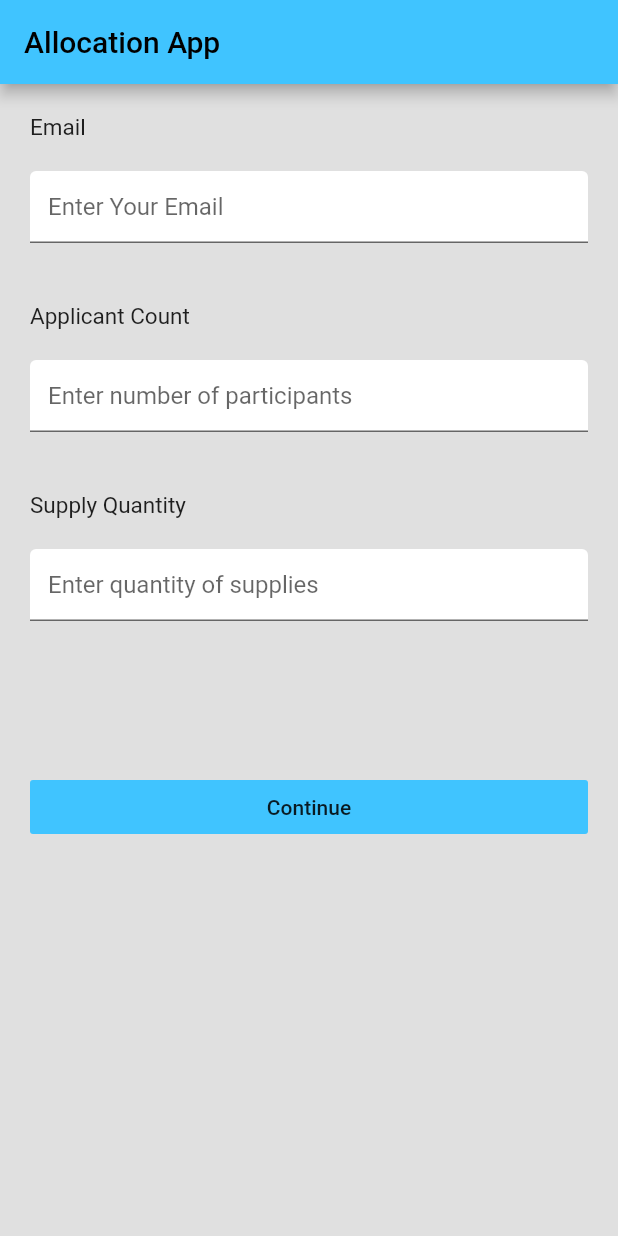
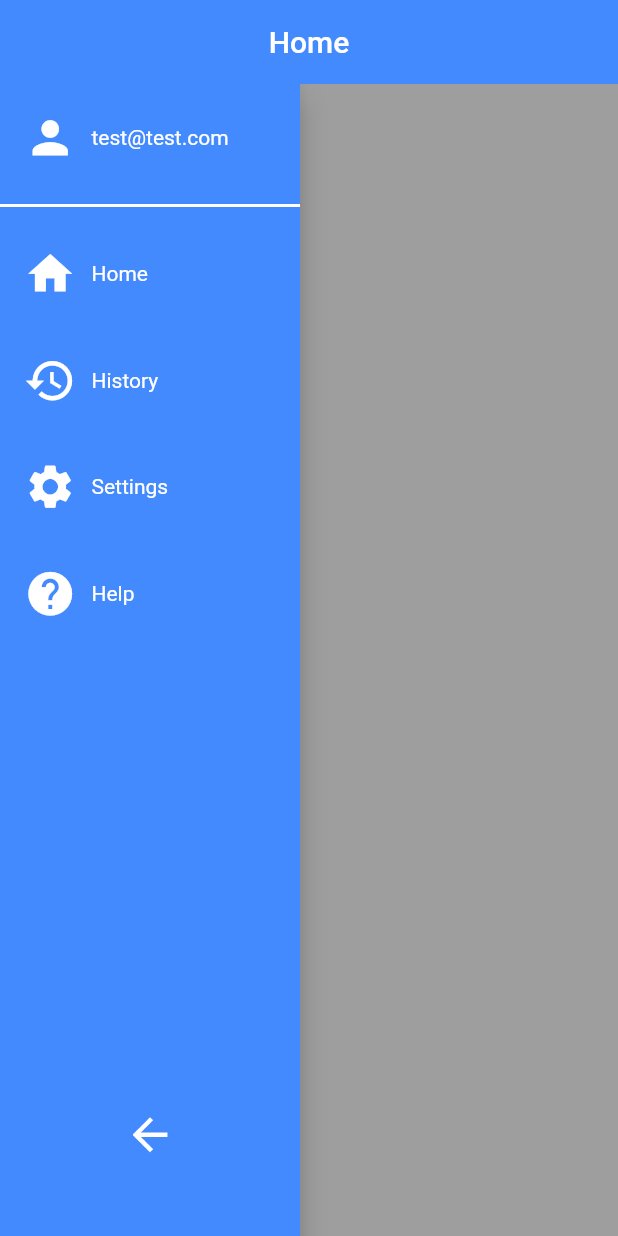
Before and after one commit to stewajos/team-justice-in-alloc, a Flutter app: the screen it shows after launch, on a phone screen of 412 x 824 dp. Run offline on Flutter 3.47's test engine with Material 2 defaults, Android fonts, the phone set to English and light mode, and no system bars.

Commit message:
Sidebar addition
Added the initial side bar for the application

- Buttons have onTapped attached to them with stylization and coloring. They are not hooked up yet.

- Appbar can be expanded when tapping the bottom button to see the text of each button.

- User will have their email at the top.

```diff
--- /dev/null
+++ b/lib/model/navigation_model.dart
@@ -0,0 +1,15 @@
+import 'package:flutter/material.dart';
+
+class NavigationModel {
+  String title;
+  IconData icon;
+
+  NavigationModel({this.title, this.icon});
+}
+
+List<NavigationModel> navItems = [
+  NavigationModel(title: "Home", icon: Icons.home),
+  NavigationModel(title: "History", icon: Icons.history),
+  NavigationModel(title: "Settings", icon: Icons.settings),
+  NavigationModel(title: "Help", icon: Icons.help)
+];
--- a/lib/pages/landing_page/landing_page.dart
+++ b/lib/pages/landing_page/landing_page.dart
@@ -1,109 +1,27 @@
+import 'package:allocation_app/pages/landing_page/widgets/navigation_drawer.dart';
 import 'package:flutter/material.dart';
 
 class LandingPage extends StatelessWidget{
   @override
   Widget build(BuildContext context) {
-    TextEditingController emailController = new TextEditingController();
-    TextEditingController participantController = new TextEditingController();
-    TextEditingController supplyQuantController = new TextEditingController();
+    // TextEditingController emailController = new TextEditingController();
+    // TextEditingController participantController = new TextEditingController();
+    // TextEditingController supplyQuantController = new TextEditingController();
 
     return Scaffold(
       backgroundColor: Colors.grey[300],
       appBar: AppBar(
-        backgroundColor: Colors.lightBlueAccent[200],
-        title: Text("Allocation App", style: TextStyle(color: Colors.black),),
+        elevation: 0.0,
+        backgroundColor: Colors.blueAccent,
+        centerTitle: true,
+        title: Text("Home", style: TextStyle(color: Colors.white)),
       ),
-      body: Center(
-        child: Column(
-          children: <Widget>[
-            Padding(
-              padding: EdgeInsets.only(top: 20),
-            ),
-            Row(
-              mainAxisAlignment: MainAxisAlignment.start,
-              children: [
-                Padding(padding: EdgeInsets.only(left: 20), child: Text("Email", style: TextStyle(fontSize: 15),),)
-              ],
-            ),
-            Container(
-              padding: EdgeInsets.all(20),
-              child:  TextFormField(
-                controller: emailController,
-                style: TextStyle(color: Colors.black),
-                 decoration: InputDecoration(
-                   fillColor: Colors.white,
-                   filled: true,
-                   hintText: "Enter Your Email",
-                 ),
-              )
-            ),
-            Padding(
-              padding: EdgeInsets.only(top: 20),
-            ),
-            Row(
-              mainAxisAlignment: MainAxisAlignment.start,
-              children: [
-                Padding(padding: EdgeInsets.only(left: 20), child: Text("Applicant Count", style: TextStyle(fontSize: 15),),)
-              ],
-            ),
-            Container(
-                padding: EdgeInsets.all(20),
-                child:  TextFormField(
-                  controller: participantController,
-                  style: TextStyle(color: Colors.black),
-                  decoration: InputDecoration(
-                    fillColor: Colors.white,
-                    filled: true,
-                    hintText: "Enter number of participants",
-                  ),
-                )
-            ),
-            Padding(
-              padding: EdgeInsets.only(top: 20),
-            ),
-            Row(
-              mainAxisAlignment: MainAxisAlignment.start,
-              children: [
-                Padding(padding: EdgeInsets.only(left: 20), child: Text("Supply Quantity", style: TextStyle(fontSize: 15),),)
-              ],
-            ),
-            Container(
-                padding: EdgeInsets.all(20),
-                child:  TextFormField(
-                  controller: supplyQuantController,
-                  style: TextStyle(color: Colors.black),
-                  decoration: InputDecoration(
-                    fillColor: Colors.white,
-                    filled: true,
-                    hintText: "Enter quantity of supplies",
-                  ),
-                )
-            ),
-            Padding(padding: EdgeInsets.only(top: 60)),
-            Container(
-              width: 1000,
-              padding: EdgeInsets.all(20),
-              child: FlatButton(
-                child: Text("Continue"),
-                color: Colors.lightBlueAccent[200],
-                onPressed: () {
-                    final userEmail = emailController.text;
-                    final participantNum = participantController.text;
-                    final supplyQuantity = supplyQuantController.text;
-
-                    //ToDo: Add testing for empty values
-                    ///Show dialog box when values are empty and do not continue
-
-                    print(userEmail);
-                    print(participantNum);
-                    print(supplyQuantity);
-                },
-              ),
-            ),
-          ],
-        ),
+      body: Stack(
+        children: [
+          Container(color: Colors.grey), ///This is where the list of history will go!
+          NavigationDrawer(),
+        ],
       ),
     );
-
-  }
 }
+}
--- /dev/null
+++ b/lib/pages/landing_page/widgets/navigation_drawer.dart
@@ -0,0 +1,83 @@
+import 'package:allocation_app/model/navigation_model.dart';
+import 'package:allocation_app/pages/landing_page/widgets/side_nav_tile.dart';
+import 'package:flutter/material.dart';
+
+class NavigationDrawer extends StatefulWidget {
+  @override
+  NavigationDrawerState createState() {
+    return new NavigationDrawerState();
+  }
+}
+class NavigationDrawerState extends State<NavigationDrawer> with SingleTickerProviderStateMixin{
+  double maxWidth = 200.0;
+  double minWidth = 70.0;
+  bool isCollapsed = false;
+  AnimationController _animationController;
+  Animation<double> widthAnimation;
+  int selectedIndex;
+
+  @override
+  void initState() {
+    super.initState();
+    _animationController = AnimationController(vsync: this, duration: Duration(milliseconds: 300));
+    widthAnimation = Tween<double>(begin: maxWidth, end: minWidth).animate(_animationController);
+  }
+
+  @override
+  Widget build(BuildContext context) {
+    return AnimatedBuilder(animation: _animationController, builder: (context, widget) => getWidget(context, widget),);
+  }
+
+  Widget getWidget(context, widget){
+    return Material(
+      elevation: 8.0,
+      child: Container(
+          width: widthAnimation.value,
+          color: Colors.blueAccent,
+          child: Column(
+            children: [
+              SizedBox(height: 10.0,),
+              SideNavTile(title: 'test@test.com', icon: Icons.person, aniController: _animationController,),
+              Divider(color:Colors.white, height: 40.0, thickness: 2.0,),
+              Expanded(
+                child: ListView.separated(
+                  separatorBuilder: (context, index) {
+                    return Divider(color: Colors.blueAccent, height: 20.0);
+                  },
+                  itemBuilder: (context, index) {
+                  return SideNavTile(
+                      onTap: () {
+                        setState(() {
+                          selectedIndex = index;
+                        });
+                      },
+                      isSelected: selectedIndex == index,
+                      title: navItems[index].title,
+                      icon: navItems[index].icon,
+                      aniController: _animationController,
+                  );
+                },
+                  itemCount: navItems.length,
+                ),
+              ),
+              InkWell(
+                onTap: (){
+                  setState((){
+                    isCollapsed = !isCollapsed;
+                    isCollapsed ? _animationController.forward()
+                        : _animationController.reverse();
+                  });
+                },
+                child: AnimatedIcon(
+                  icon: AnimatedIcons.arrow_menu,
+                  progress: _animationController,
+                  color: Colors.white,
+                  size: 35.0,
+                ),
+              ),
+              SizedBox(height: 50.0,),
+            ],
+          )),
+    );
+  }
+}
--- /dev/null
+++ b/lib/pages/landing_page/widgets/side_nav_tile.dart
@@ -0,0 +1,57 @@
+import 'package:flutter/material.dart';
+
+class SideNavTile extends StatefulWidget {
+  final String title;
+  final IconData icon;
+  final AnimationController aniController;
+  final bool isSelected;
+  final Function onTap;
+
+  SideNavTile(
+      {@required this.title,
+        @required this.icon,
+        @required this.aniController,
+        this.isSelected = false,
+        this.onTap,
+      });
+
+  @override
+  _SideNavTileState createState() => _SideNavTileState();
+}
+
+class _SideNavTileState extends State<SideNavTile>{
+
+  Animation<double> widthAnimation;
+  Animation<double> sizedBoxAnimation;
+
+  @override
+  void initState(){
+    super.initState();
+    widthAnimation = Tween<double>(begin: 200, end: 80).animate(widget.aniController);
+    sizedBoxAnimation = Tween<double>(begin: 10, end: 0).animate(widget.aniController);
+  }
+
+  @override
+  Widget build(BuildContext context) {
+   return InkWell(
+     onTap: widget.onTap,
+     child: Container(
+       decoration: BoxDecoration(
+         borderRadius: BorderRadius.all(Radius.circular(16.0)),
+         color: widget.isSelected ? Colors.transparent.withOpacity(0.3) : Colors.transparent,
+       ),
+        width: widthAnimation.value,
+        margin: EdgeInsets.symmetric(horizontal: 8.0),
+        padding: EdgeInsets.symmetric(horizontal: 8.0, vertical: 8.0),
+        child: Row(
+          children: [
+            Icon(widget.icon, color: Colors.white, size:35),
+            SizedBox(width: sizedBoxAnimation.value,),
+            (widthAnimation.value >= 200) ? Text(widget.title, style: TextStyle(color: Colors.white)) : Container(), //Todo: Change this to the theme file
+          ],
+        ),
+      ),
+   );
+  }
+
+}
--- /dev/null
+++ b/lib/theme.dart
@@ -0,0 +1 @@
+import 'package:flutter/material.dart';
```
